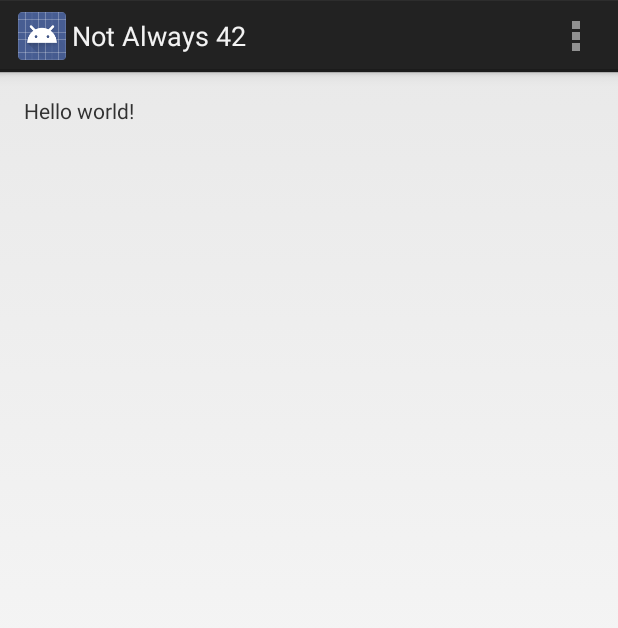
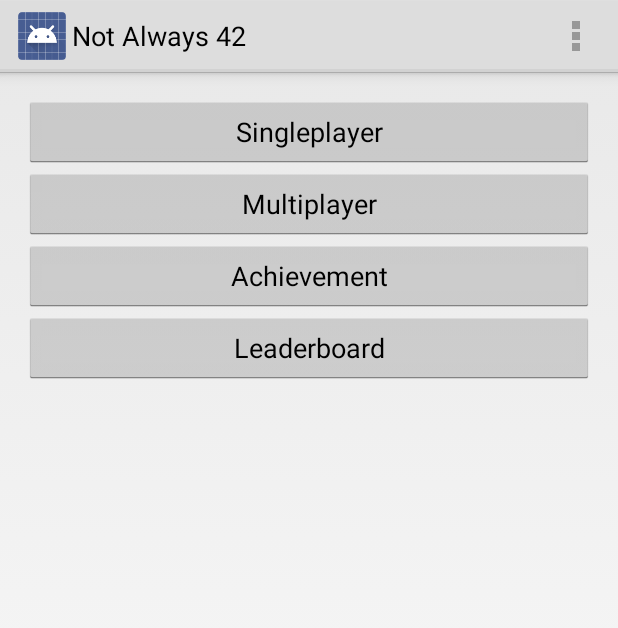
Before and after one commit to dbaelz/NotAlways42, an Android app: the screen it shows after launch (MainActivity), on a phone screen of 412 x 824 dp. Shown: the top 628 px of the screen. Run offline under Robolectric (Android 15) with nearby library versions, the phone set to English and light mode, and no system bars; 1 statement that could not run was skipped.

Commit message:
Add google api listener and menu fragment

```diff
--- a/app/src/main/AndroidManifest.xml
+++ b/app/src/main/AndroidManifest.xml
@@ -7,6 +7,12 @@
         android:icon="@drawable/ic_launcher"
         android:label="@string/app_name"
         android:theme="@style/AppTheme" >
+
+        <meta-data android:name="com.google.android.gms.games.APP_ID"
+            android:value="@string/app_id" />
+        <meta-data android:name="com.google.android.gms.version"
+            android:value="@integer/google_play_services_version"/>
+
         <activity
             android:name=".MainActivity"
             android:label="@string/app_name" >
--- a/app/src/main/java/de/dbaelz/na42/MainActivity.java
+++ b/app/src/main/java/de/dbaelz/na42/MainActivity.java
@@ -2,35 +2,70 @@ package de.dbaelz.na42;
 
 import android.os.Bundle;
 import android.support.v4.app.FragmentActivity;
+import android.util.Log;
 import android.view.Menu;
 import android.view.MenuItem;
 
+import com.google.android.gms.common.ConnectionResult;
+import com.google.android.gms.common.api.GoogleApiClient;
+import com.google.android.gms.games.Games;
+import com.google.android.gms.plus.Plus;
 
-public class MainActivity extends FragmentActivity {
+import de.dbaelz.na42.fragment.MenuFragment;
+
+
+public class MainActivity extends FragmentActivity implements GoogleApiClient.ConnectionCallbacks,
+        GoogleApiClient.OnConnectionFailedListener {
+    private static final String LOG_TAG = "NotAlways42";
+
+    private GoogleApiClient mGoogleApiClient;
+
+    private MenuFragment mMenuFragment;
 
     @Override
     protected void onCreate(Bundle savedInstanceState) {
         super.onCreate(savedInstanceState);
         setContentView(R.layout.activity_main);
+
+        mGoogleApiClient = new GoogleApiClient.Builder(this)
+                .addConnectionCallbacks(this)
+                .addOnConnectionFailedListener(this)
+                .addApi(Plus.API).addScope(Plus.SCOPE_PLUS_LOGIN)
+                .addApi(Games.API).addScope(Games.SCOPE_GAMES)
+                .build();
+
+        mMenuFragment = new MenuFragment();
+        getSupportFragmentManager().beginTransaction().replace(R.id.container, mMenuFragment).commit();
     }
-
 
     @Override
     public boolean onCreateOptionsMenu(Menu menu) {
-        // Inflate the menu; this adds items to the action bar if it is present.
         getMenuInflater().inflate(R.menu.main, menu);
         return true;
     }
 
     @Override
     public boolean onOptionsItemSelected(MenuItem item) {
-        // Handle action bar item clicks here. The action bar will
-        // automatically handle clicks on the Home/Up button, so long
-        // as you specify a parent activity in AndroidManifest.xml.
         int id = item.getItemId();
         if (id == R.id.action_settings) {
             return true;
         }
         return super.onOptionsItemSelected(item);
     }
+
+    @Override
+    public void onConnected(Bundle bundle) {
+        Log.d(LOG_TAG, "onConnected");
+    }
+
+    @Override
+    public void onConnectionSuspended(int i) {
+        Log.d(LOG_TAG, "onConnectionSuspended");
+        mGoogleApiClient.connect();
+    }
+
+    @Override
+    public void onConnectionFailed(ConnectionResult connectionResult) {
+        Log.d(LOG_TAG, "onConnectionFailed");
+    }
 }
--- /dev/null
+++ b/app/src/main/java/de/dbaelz/na42/fragment/MenuFragment.java
@@ -0,0 +1,55 @@
+package de.dbaelz.na42.fragment;
+
+import android.os.Bundle;
+import android.support.v4.app.Fragment;
+import android.view.LayoutInflater;
+import android.view.View;
+import android.view.ViewGroup;
+import android.widget.Button;
+
+import de.dbaelz.na42.R;
+
+public class MenuFragment extends Fragment implements View.OnClickListener  {
+    private Button mSignOutButton;
+
+    public MenuFragment() {
+        // Required empty public constructor
+    }
+
+    @Override
+    public View onCreateView(LayoutInflater inflater, ViewGroup container,
+                             Bundle savedInstanceState) {
+        View view =  inflater.inflate(R.layout.fragment_menu, container, false);
+
+        mSignOutButton = (Button) view.findViewById(R.id.menu_signout);
+        mSignOutButton.setOnClickListener(new View.OnClickListener() {
+            @Override
+            public void onClick(View v) {
+
+            }
+        });
+
+        return view;
+    }
+
+
+    @Override
+    public void onClick(View view) {
+        switch (view.getId()) {
+            case R.id.menu_singleplayer:
+                break;
+            case R.id.menu_multiplayer:
+                break;
+            case R.id.menu_achievement:
+                break;
+            case R.id.menu_leaderboard:
+                break;
+            case R.id.menu_signin:
+                break;
+            case R.id.menu_signout:
+                break;
+            default:
+                break;
+        }
+    }
+}
--- a/app/src/main/res/layout/activity_main.xml
+++ b/app/src/main/res/layout/activity_main.xml
@@ -1,16 +1,8 @@
-<RelativeLayout xmlns:android="http://schemas.android.com/apk/res/android"
+<FrameLayout xmlns:android="http://schemas.android.com/apk/res/android"
     xmlns:tools="http://schemas.android.com/tools"
+    android:id="@+id/container"
     android:layout_width="match_parent"
     android:layout_height="match_parent"
-    android:paddingLeft="@dimen/activity_horizontal_margin"
-    android:paddingRight="@dimen/activity_horizontal_margin"
-    android:paddingTop="@dimen/activity_vertical_margin"
-    android:paddingBottom="@dimen/activity_vertical_margin"
     tools:context=".MainActivity">
 
-    <TextView
-        android:text="@string/hello_world"
-        android:layout_width="wrap_content"
-        android:layout_height="wrap_content" />
-
-</RelativeLayout>
+</FrameLayout>
--- /dev/null
+++ b/app/src/main/res/layout/fragment_menu.xml
@@ -0,0 +1,47 @@
+<LinearLayout xmlns:android="http://schemas.android.com/apk/res/android"
+    xmlns:tools="http://schemas.android.com/tools"
+    android:layout_width="match_parent"
+    android:layout_height="match_parent"
+    android:layout_margin="@dimen/default_margin"
+    android:orientation="vertical"
+    tools:context="de.dbaelz.na42.fragment.MenuFragment">
+
+    <Button
+        android:id="@+id/menu_singleplayer"
+        android:layout_width="match_parent"
+        android:layout_height="wrap_content"
+        android:text="@string/menu_singleplayer" />
+
+    <Button
+        android:id="@+id/menu_multiplayer"
+        android:layout_width="match_parent"
+        android:layout_height="wrap_content"
+        android:text="@string/menu_multiplayer" />
+
+    <Button
+        android:id="@+id/menu_achievement"
+        android:layout_width="match_parent"
+        android:layout_height="wrap_content"
+        android:text="@string/menu_achievement" />
+
+    <Button
+        android:id="@+id/menu_leaderboard"
+        android:layout_width="match_parent"
+        android:layout_height="wrap_content"
+        android:text="@string/menu_leaderboard" />
+
+    <Button
+        android:id="@+id/menu_signout"
+        android:layout_width="match_parent"
+        android:layout_height="wrap_content"
+        android:layout_marginTop="@dimen/default_margin"
+        android:text="@string/menu_signout"
+        android:visibility="gone"/>
+
+    <com.google.android.gms.common.SignInButton
+        android:id="@+id/menu_signin"
+        android:layout_width="match_parent"
+        android:layout_height="wrap_content"
+        android:layout_marginTop="@dimen/default_margin"
+        android:visibility="gone" />
+</LinearLayout>
--- a/app/src/main/res/values/dimens.xml
+++ b/app/src/main/res/values/dimens.xml
@@ -1,5 +1,6 @@
 <resources>
     <!-- Default screen margins, per the Android Design guidelines. -->
+    <dimen name="default_margin">16dp</dimen>
     <dimen name="activity_horizontal_margin">16dp</dimen>
     <dimen name="activity_vertical_margin">16dp</dimen>
 </resources>
--- /dev/null
+++ b/app/src/main/res/values/gpgs.xml
@@ -0,0 +1,6 @@
+<?xml version="1.0" encoding="utf-8"?>
+<resources>
+    <!-- app id -->
+    <string name="app_id">143088943006</string>
+
+</resources>
--- a/app/src/main/res/values/strings.xml
+++ b/app/src/main/res/values/strings.xml
@@ -2,7 +2,13 @@
 <resources>
 
     <string name="app_name">Not Always 42</string>
-    <string name="hello_world">Hello world!</string>
     <string name="action_settings">Settings</string>
 
+    <!-- Menu Fragment -->
+    <string name="menu_singleplayer">Singleplayer</string>
+    <string name="menu_multiplayer">Multiplayer</string>
+    <string name="menu_achievement">Achievement</string>
+    <string name="menu_leaderboard">Leaderboard</string>
+    <string name="menu_signout">Sign Out</string>
+
 </resources>
--- a/app/src/main/res/values/styles.xml
+++ b/app/src/main/res/values/styles.xml
@@ -1,7 +1,7 @@
 <resources>
 
     <!-- Base application theme. -->
-    <style name="AppTheme" parent="android:Theme.Holo.Light.DarkActionBar">
+    <style name="AppTheme" parent="android:Theme.Holo.Light">
         <!-- Customize your theme here. -->
     </style>
 
```
